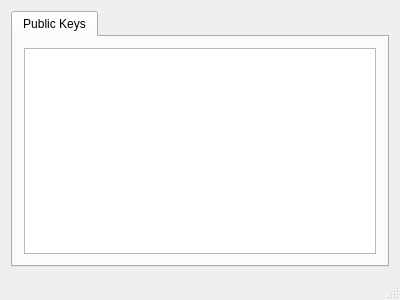
Qt form src/mainwindow.ui (info-labs/QGPG) before a commit.
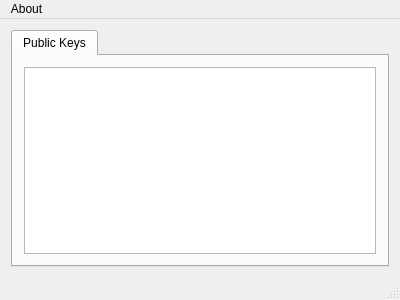
The same form after that commit.

Commit message: Add about Qt

What changed in the file:
```diff
--- a/src/mainwindow.ui
+++ b/src/mainwindow.ui
@@ -43,6 +43,13 @@
      <height>22</height>
     </rect>
    </property>
+   <widget class="QMenu" name="menuAbout">
+    <property name="title">
+     <string>About</string>
+    </property>
+    <addaction name="actionAboutQt"/>
+   </widget>
+   <addaction name="menuAbout"/>
   </widget>
   <widget class="QStatusBar" name="statusBar"/>
  </widget>
```
Left out of the diff: 5 changed lines with no effect on the pictures. The commit also changes 2 other files.
